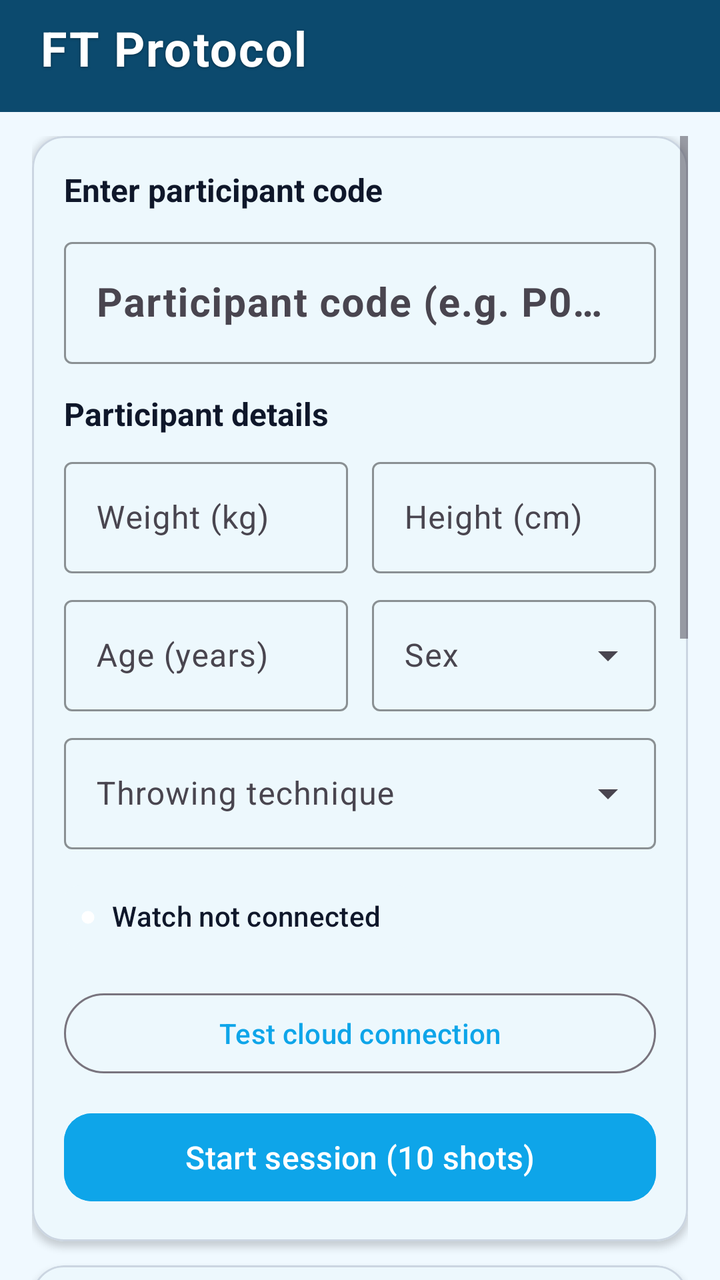
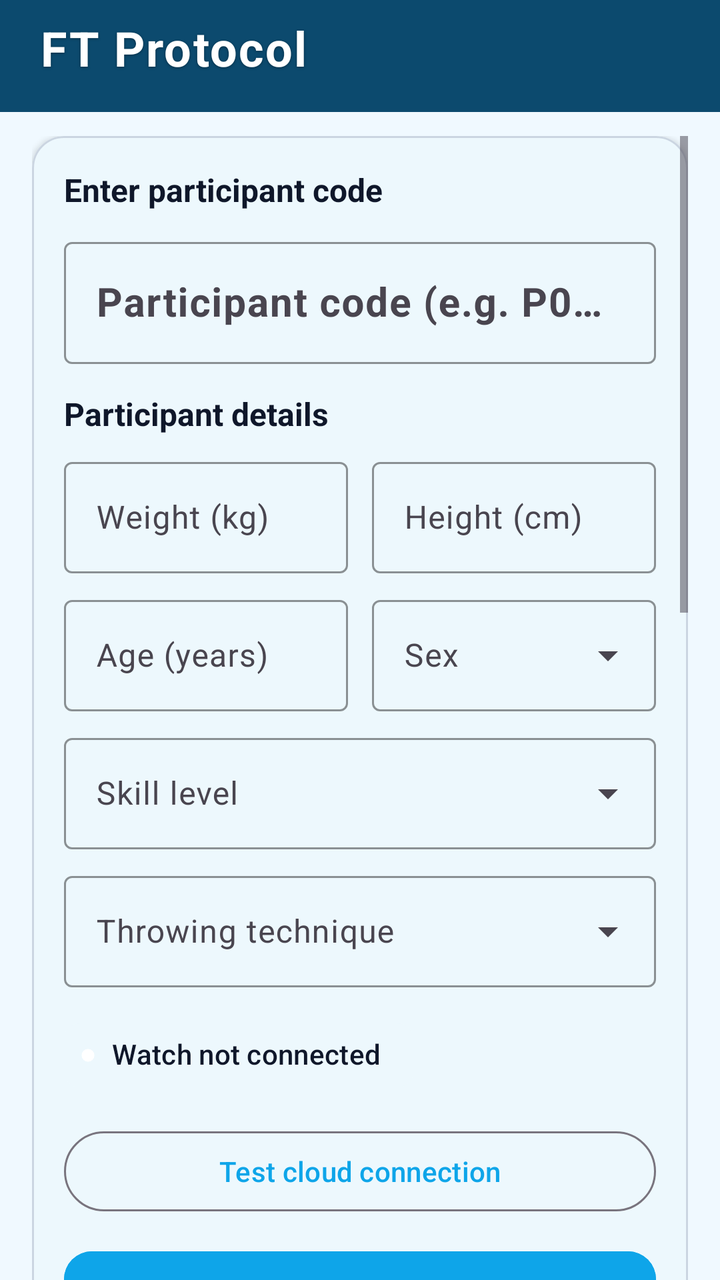

The first picture is an Android layout as it rendered before a commit; the second is the same layout after the commit. The layout source and the unified diff follow.
<!-- AndroidManifest.xml: application theme Theme.BasketballProtocol -->
<!-- res/layout/activity_main.xml -->
<?xml version="1.0" encoding="utf-8"?>
<androidx.coordinatorlayout.widget.CoordinatorLayout xmlns:android="http://schemas.android.com/apk/res/android"
    xmlns:app="http://schemas.android.com/apk/res-auto"
    android:layout_width="match_parent"
    android:layout_height="match_parent"
    android:background="@color/bg_light">

    <com.google.android.material.appbar.AppBarLayout
        android:id="@+id/appBar"
        android:layout_width="match_parent"
        android:layout_height="wrap_content"
        android:background="@color/primary_dark">

        <com.google.android.material.appbar.MaterialToolbar
            android:id="@+id/toolbar"
            android:layout_width="match_parent"
            android:layout_height="wrap_content"
            android:background="@color/primary_dark"
            android:minHeight="56dp"
            android:paddingStart="16dp"
            android:paddingEnd="16dp"
            android:paddingBottom="8dp"
            app:title="@string/app_name"
            app:titleCentered="false"
            app:titleTextAppearance="@style/TextAppearance.FTProtocol.ToolbarTitle"
            app:titleTextColor="@android:color/white"
            app:theme="@style/ThemeOverlay.FTProtocol.Toolbar"
            app:popupTheme="@style/ThemeOverlay.Material3.Light" />
    </com.google.android.material.appbar.AppBarLayout>

    <LinearLayout
        android:layout_width="match_parent"
        android:layout_height="match_parent"
        android:orientation="vertical"
        app:layout_behavior="@string/appbar_scrolling_view_behavior">

        <LinearLayout
            android:id="@+id/participantBanner"
            android:layout_width="match_parent"
            android:layout_height="wrap_content"
            android:background="@color/banner_bg"
            android:orientation="vertical"
            android:paddingHorizontal="20dp"
            android:paddingVertical="12dp"
            android:visibility="gone">

            <TextView
                android:id="@+id/activeParticipantText"
                android:layout_width="match_parent"
                android:layout_height="wrap_content"
                android:textColor="@android:color/white"
                android:textSize="22sp"
                android:textStyle="bold" />

            <TextView
                android:id="@+id/activeSessionText"
                android:layout_width="match_parent"
                android:layout_height="wrap_content"
                android:layout_marginTop="2dp"
                android:textColor="#DBEAFE"
                android:textSize="13sp" />

            <TextView
                android:id="@+id/activeStreamsText"
                android:layout_width="match_parent"
                android:layout_height="wrap_content"
                android:layout_marginTop="2dp"
                android:textColor="#BFDBFE"
                android:textSize="12sp" />
        </LinearLayout>

        <androidx.core.widget.NestedScrollView
            android:layout_width="match_parent"
            android:layout_height="0dp"
            android:layout_weight="1"
            android:clipToPadding="false"
            android:fillViewport="true"
            android:paddingHorizontal="16dp"
            android:paddingTop="12dp"
            android:paddingBottom="32dp"
            android:scrollbars="vertical">

            <LinearLayout
                android:layout_width="match_parent"
                android:layout_height="wrap_content"
                android:orientation="vertical"
                android:paddingBottom="24dp">

                <com.google.android.material.card.MaterialCardView
                    android:layout_width="match_parent"
                    android:layout_height="wrap_content"
                    app:cardBackgroundColor="@color/surface_card"
                    app:cardCornerRadius="16dp"
                    app:cardElevation="2dp"
                    app:strokeColor="@color/outline_soft"
                    app:strokeWidth="1dp">

                    <LinearLayout
                        android:layout_width="match_parent"
                        android:layout_height="wrap_content"
                        android:orientation="vertical"
                        android:padding="16dp">

                        <TextView
                            android:layout_width="wrap_content"
                            android:layout_height="wrap_content"
                            android:text="@string/section_setup"
                            android:textColor="@color/text_primary"
                            android:textSize="16sp"
                            android:textStyle="bold" />

                        <TextView
                            android:id="@+id/lastParticipantText"
                            android:layout_width="match_parent"
                            android:layout_height="wrap_content"
                            android:layout_marginTop="8dp"
                            android:textColor="@color/primary_blue"
                            android:textSize="15sp"
                            android:textStyle="bold"
                            android:visibility="gone" />

                        <com.google.android.material.textfield.TextInputLayout
                            style="@style/Widget.Material3.TextInputLayout.OutlinedBox"
                            android:layout_width="match_parent"
                            android:layout_height="wrap_content"
                            android:layout_marginTop="10dp"
                            android:hint="@string/participant_hint"
                            app:hintTextColor="@color/text_hint"
                            app:boxStrokeColor="@color/primary_blue">

                            <com.google.android.material.textfield.TextInputEditText
                                android:id="@+id/participantInput"
                                android:layout_width="match_parent"
                                android:layout_height="wrap_content"
                                android:inputType="textCapCharacters"
                                android:textColor="@color/text_primary"
                                android:textSize="20sp"
                                android:textStyle="bold" />
                        </com.google.android.material.textfield.TextInputLayout>

                        <TextView
                            android:layout_width="match_parent"
                            android:layout_height="wrap_content"
                            android:layout_marginTop="14dp"
                            android:text="@string/section_participant"
                            android:textColor="@color/text_primary"
                            android:textSize="16sp"
                            android:textStyle="bold" />

                        <LinearLayout
                            android:layout_width="match_parent"
                            android:layout_height="wrap_content"
                            android:layout_marginTop="8dp"
                            android:orientation="horizontal">

                            <com.google.android.material.textfield.TextInputLayout
                                style="@style/Widget.Material3.TextInputLayout.OutlinedBox"
                                android:layout_width="0dp"
                                android:layout_height="wrap_content"
                                android:layout_marginEnd="6dp"
                                android:layout_weight="1"
                                android:hint="@string/weight_hint"
                                app:boxStrokeColor="@color/primary_blue"
                                app:hintTextColor="@color/text_hint">

                                <com.google.android.material.textfield.TextInputEditText
                                    android:id="@+id/weightInput"
                                    android:layout_width="match_parent"
                                    android:layout_height="wrap_content"
                                    android:inputType="numberDecimal"
                                    android:textColor="@color/text_primary" />
                            </com.google.android.material.textfield.TextInputLayout>

                            <com.google.android.material.textfield.TextInputLayout
                                style="@style/Widget.Material3.TextInputLayout.OutlinedBox"
                                android:layout_width="0dp"
                                android:layout_height="wrap_content"
                                android:layout_marginStart="6dp"
                                android:layout_weight="1"
                                android:hint="@string/height_hint"
                                app:boxStrokeColor="@color/primary_blue"
                                app:hintTextColor="@color/text_hint">

                                <com.google.android.material.textfield.TextInputEditText
                                    android:id="@+id/heightInput"
                                    android:layout_width="match_parent"
                                    android:layout_height="wrap_content"
                                    android:inputType="number"
                                    android:textColor="@color/text_primary" />
                            </com.google.android.material.textfield.TextInputLayout>
                        </LinearLayout>

                        <LinearLayout
                            android:layout_width="match_parent"
                            android:layout_height="wrap_content"
                            android:layout_marginTop="8dp"
                            android:orientation="horizontal">

                            <com.google.android.material.textfield.TextInputLayout
                                style="@style/Widget.Material3.TextInputLayout.OutlinedBox"
                                android:layout_width="0dp"
                                android:layout_height="wrap_content"
                                android:layout_marginEnd="6dp"
                                android:layout_weight="1"
                                android:hint="@string/age_hint"
                                app:boxStrokeColor="@color/primary_blue"
                                app:hintTextColor="@color/text_hint">

                                <com.google.android.material.textfield.TextInputEditText
                                    android:id="@+id/ageInput"
                                    android:layout_width="match_parent"
                                    android:layout_height="wrap_content"
                                    android:inputType="number"
                                    android:textColor="@color/text_primary" />
                            </com.google.android.material.textfield.TextInputLayout>

                            <com.google.android.material.textfield.TextInputLayout
                                style="@style/Widget.Material3.TextInputLayout.OutlinedBox.ExposedDropdownMenu"
                                android:layout_width="0dp"
                                android:layout_height="wrap_content"
                                android:layout_marginStart="6dp"
                                android:layout_weight="1"
                                android:hint="@string/sex_hint"
                                app:boxStrokeColor="@color/primary_blue"
                                app:hintTextColor="@color/text_hint">

                                <AutoCompleteTextView
                                    android:id="@+id/sexInput"
                                    android:layout_width="match_parent"
                                    android:layout_height="wrap_content"
                                    android:inputType="none"
                                    android:popupBackground="@drawable/popup_dropdown_bg"
                                    android:textColor="@color/text_primary" />
                            </com.google.android.material.textfield.TextInputLayout>
                        </LinearLayout>

                        <com.google.android.material.textfield.TextInputLayout
                            style="@style/Widget.Material3.TextInputLayout.OutlinedBox.ExposedDropdownMenu"
                            android:layout_width="match_parent"
                            android:layout_height="wrap_content"
                            android:layout_marginTop="8dp"
                            android:hint="@string/throw_technique_hint"
                            app:boxStrokeColor="@color/primary_blue"
                            app:hintTextColor="@color/text_hint">

                            <AutoCompleteTextView
                                android:id="@+id/throwTechniqueInput"
                                android:layout_width="match_parent"
                                android:layout_height="wrap_content"
                                android:inputType="none"
                                android:popupBackground="@drawable/popup_dropdown_bg"
                                android:textColor="@color/text_primary" />
                        </com.google.android.material.textfield.TextInputLayout>

                        <TextView
                            android:id="@+id/cloudUrlText"
                            android:layout_width="match_parent"
                            android:layout_height="wrap_content"
                            android:visibility="gone" />

                        <com.google.android.material.chip.Chip
                            android:id="@+id/watchStatusText"
                            style="@style/Widget.Material3.Chip.Assist"
                            android:layout_width="wrap_content"
                            android:layout_height="wrap_content"
                            android:layout_marginTop="10dp"
                            android:clickable="false"
                            android:focusable="false"
                            android:text="@string/watch_wifi_ready"
                            android:textStyle="bold"
                            app:chipIcon="@drawable/ic_status_dot"
                            app:chipIconEnabled="true"
                            app:chipIconSize="8dp"
                            app:chipMinHeight="32dp"
                            app:chipStrokeWidth="0dp" />

                        <com.google.android.material.button.MaterialButton
                            android:id="@+id/testCloudButton"
                            style="@style/Widget.Material3.Button.OutlinedButton"
                            android:layout_width="match_parent"
                            android:layout_height="wrap_content"
                            android:layout_marginTop="10dp"
                            android:text="@string/test_cloud" />

                        <com.google.android.material.button.MaterialButton
                            android:id="@+id/startButton"
                            android:layout_width="match_parent"
                            android:layout_height="52dp"
                            android:layout_marginTop="12dp"
                            android:backgroundTint="@color/primary_blue"
                            android:text="@string/start_session"
                            android:textAllCaps="false"
                            android:textSize="16sp"
                            app:cornerRadius="14dp" />
                    </LinearLayout>
                </com.google.android.material.card.MaterialCardView>

                <com.google.android.material.card.MaterialCardView
                    android:layout_width="match_parent"
                    android:layout_height="wrap_content"
                    android:layout_marginTop="12dp"
                    app:cardBackgroundColor="@color/surface_card"
                    app:cardCornerRadius="16dp"
                    app:cardElevation="2dp"
                    app:strokeColor="@color/outline_soft"
                    app:strokeWidth="1dp">

                    <LinearLayout
                        android:layout_width="match_parent"
                        android:layout_height="wrap_content"
                        android:orientation="vertical"
                        android:padding="16dp">

                        <LinearLayout
                            android:layout_width="match_parent"
                            android:layout_height="wrap_content"
                            android:gravity="center_vertical"
                            android:orientation="horizontal">

                            <TextView
                                android:layout_width="0dp"
                                android:layout_height="wrap_content"
                                android:layout_weight="1"
                                android:text="@string/section_recording"
                                android:textColor="@color/text_primary"
                                android:textSize="17sp"
                                android:textStyle="bold" />

                            <com.google.android.material.chip.Chip
                                android:id="@+id/statusChip"
                                style="@style/Widget.Material3.Chip.Assist"
                                android:layout_width="wrap_content"
                                android:layout_height="wrap_content"
                                android:text="@string/status_idle"
                                android:textColor="@color/chip_idle_text"
                                android:textStyle="bold"
                                app:chipBackgroundColor="@color/chip_idle_bg"
                                app:chipStrokeWidth="0dp" />
                        </LinearLayout>

                        <TextView
                            android:id="@+id/statusText"
                            android:layout_width="match_parent"
                            android:layout_height="wrap_content"
                            android:layout_marginTop="8dp"
                            android:text="@string/no_session"
                            android:textColor="@color/text_primary"
                            android:textSize="14sp" />

                        <TextView
                            android:id="@+id/shotCounterText"
                            android:layout_width="match_parent"
                            android:layout_height="wrap_content"
                            android:layout_marginTop="12dp"
                            android:textColor="@color/text_primary"
                            android:textSize="32sp"
                            android:textStyle="bold" />

                        <TextView
                            android:id="@+id/streamCounterText"
                            android:layout_width="match_parent"
                            android:layout_height="wrap_content"
                            android:layout_marginTop="4dp"
                            android:textColor="@color/text_secondary"
                            android:textSize="14sp" />

                        <com.google.android.material.button.MaterialButton
                            android:id="@+id/hitButton"
                            style="@style/Widget.FTProtocol.HitButton"
                            android:layout_width="match_parent"
                            android:layout_height="72dp"
                            android:layout_marginTop="16dp"
                            android:enabled="false"
                            android:elevation="4dp"
                            android:text="@string/hit"
                            android:textAllCaps="false" />

                        <com.google.android.material.button.MaterialButton
                            android:id="@+id/missButton"
                            style="@style/Widget.FTProtocol.MissButton"
                            android:layout_width="match_parent"
                            android:layout_height="72dp"
                            android:layout_marginTop="10dp"
                            android:enabled="false"
                            android:elevation="4dp"
                            android:text="@string/miss"
                            android:textAllCaps="false" />

                        <com.google.android.material.button.MaterialButton
                            android:id="@+id/finishButton"
                            style="@style/Widget.Material3.Button.TonalButton"
                            android:layout_width="match_parent"
                            android:layout_height="48dp"
                            android:layout_marginTop="12dp"
                            android:enabled="false"
                            android:text="@string/finish_session"
                            android:textAllCaps="false"
                            app:cornerRadius="14dp" />
                    </LinearLayout>
                </com.google.android.material.card.MaterialCardView>

                <com.google.android.material.card.MaterialCardView
                    android:layout_width="match_parent"
                    android:layout_height="wrap_content"
                    android:layout_marginTop="12dp"
                    app:cardBackgroundColor="@color/surface_card"
                    app:cardCornerRadius="16dp"
                    app:cardElevation="1dp"
                    app:strokeColor="@color/outline_soft"
                    app:strokeWidth="1dp">

                    <LinearLayout
                        android:layout_width="match_parent"
                        android:layout_height="wrap_content"
                        android:orientation="vertical"
                        android:padding="16dp">

                        <TextView
                            android:layout_width="match_parent"
                            android:layout_height="wrap_content"
                            android:text="@string/flow_help_title"
                            android:textColor="@color/text_primary"
                            android:textSize="16sp"
                            android:textStyle="bold" />

                        <TextView
                            android:layout_width="match_parent"
                            android:layout_height="wrap_content"
                            android:layout_marginTop="8dp"
                            android:lineSpacingExtra="4dp"
                            android:text="@string/flow_step_1"
                            android:textColor="@color/text_primary"
                            android:textSize="14sp" />

                        <TextView
                            android:layout_width="match_parent"
                            android:layout_height="wrap_content"
                            android:layout_marginTop="4dp"
                            android:text="@string/flow_step_2"
                            android:textColor="@color/text_primary"
                            android:textSize="14sp" />

                        <TextView
                            android:layout_width="match_parent"
                            android:layout_height="wrap_content"
                            android:layout_marginTop="4dp"
                            android:text="@string/flow_step_3"
                            android:textColor="@color/text_primary"
                            android:textSize="14sp" />

                        <TextView
                            android:layout_width="match_parent"
                            android:layout_height="wrap_content"
                            android:layout_marginTop="4dp"
                            android:text="@string/flow_step_4"
                            android:textColor="@color/text_primary"
                            android:textSize="14sp" />

                        <TextView
                            android:layout_width="match_parent"
                            android:layout_height="wrap_content"
                            android:layout_marginTop="4dp"
                            android:text="@string/flow_step_5"
                            android:textColor="@color/text_primary"
                            android:textSize="14sp" />
                    </LinearLayout>
                </com.google.android.material.card.MaterialCardView>
            </LinearLayout>
        </androidx.core.widget.NestedScrollView>
    </LinearLayout>
</androidx.coordinatorlayout.widget.CoordinatorLayout>
<!-- resources referenced by this layout -->
<resources>
  <color name="banner_bg">#0284C7</color>
  <color name="bg_light">#F0F9FF</color>
  <color name="chip_idle_bg">#BAE6FD</color>
  <color name="chip_idle_text">#0C4A6E</color>
  <color name="outline_soft">#CBD5E1</color>
  <color name="primary_blue">#0EA5E9</color>
  <color name="primary_dark">#0C4A6E</color>
  <color name="surface_card">#FFFFFF</color>
  <color name="text_hint">#64748B</color>
  <color name="text_primary">#0F172A</color>
  <color name="text_secondary">#475569</color>
  <!-- drawable ic_status_dot (drawable) -->
  <?xml version="1.0" encoding="utf-8"?>
  <vector xmlns:android="http://schemas.android.com/apk/res/android"
      android:width="10dp"
      android:height="10dp"
      android:viewportWidth="10"
      android:viewportHeight="10">
      <path
          android:fillColor="#FFFFFF"
          android:pathData="M5,5m-4,0a4,4 0,1 1,8 0a4,4 0,1 1,-8 0" />
  </vector>
  <!-- drawable popup_dropdown_bg (drawable) -->
  <?xml version="1.0" encoding="utf-8"?>
  <shape xmlns:android="http://schemas.android.com/apk/res/android"
      android:shape="rectangle">
      <solid android:color="@color/surface_card" />
      <corners android:radius="16dp" />
      <stroke
          android:width="1dp"
          android:color="@color/outline_soft" />
  </shape>
  <string name="age_hint">Age (years)</string>
  <string name="app_name">FT Protocol</string>
  <string name="finish_session">Finish session</string>
  <string name="flow_help_title">Session steps</string>
  <string name="flow_step_1">1. First time: ⋮ → Install on watch. Then open FT Watch.</string>
  <string name="flow_step_2">2. Enter participant code, weight, height, age, sex, and throwing technique.</string>
  <string name="flow_step_3">3. Tap Test cloud connection, then Start session.</string>
  <string name="flow_step_4">4. After each free throw, tap Hit or Miss.</string>
  <string name="flow_step_5">5. After 10 shots, tap Finish session.</string>
  <string name="height_hint">Height (cm)</string>
  <string name="hit">Hit</string>
  <string name="miss">Miss</string>
  <string name="no_session">No active session</string>
  <string name="participant_hint">Participant code (e.g. P001)</string>
  <string name="section_participant">Participant details</string>
  <string name="section_recording">Live recording</string>
  <string name="section_setup">Enter participant code</string>
  <string name="sex_hint">Sex</string>
  <string name="start_session">Start session (10 shots)</string>
  <string name="status_idle">Ready</string>
  <string name="test_cloud">Test cloud connection</string>
  <string name="throw_technique_hint">Throwing technique</string>
  <string name="watch_wifi_ready">Watch not connected</string>
  <string name="weight_hint">Weight (kg)</string>
  <style name="ThemeOverlay.FTProtocol.Toolbar" parent="ThemeOverlay.Material3.Dark">
          <item name="colorControlNormal">@android:color/white</item>
          <item name="android:textColorPrimary">@android:color/white</item>
          <item name="actionMenuTextColor">@android:color/white</item>
      </style>
  <style name="Widget.FTProtocol.MissButton" parent="Widget.Material3.Button">
          <item name="android:textSize">26sp</item>
          <item name="android:textStyle">bold</item>
          <item name="android:textColor">@android:color/white</item>
          <item name="android:letterSpacing">0.06</item>
          <item name="backgroundTint">@color/miss_red</item>
          <item name="cornerRadius">16dp</item>
      </style>
  <color name="hit_green">#10B981</color>
  <color name="miss_red">#F43F5E</color>
  <color name="primary_soft">#E0F2FE</color>
  <style name="Widget.FTProtocol.Overflow" parent="Widget.AppCompat.ActionButton.Overflow">
          <item name="android:src">@drawable/ic_more_vert_white</item>
          <item name="srcCompat">@drawable/ic_more_vert_white</item>
          <item name="android:tint">@android:color/white</item>
      </style>
  <!-- unchanged entries left out for length: 4 -->
</resources>

<!-- the commit's change to res/layout/activity_main.xml (unified diff, before → after) -->
@@ -239,6 +239,24 @@
                             android:layout_width="match_parent"
                             android:layout_height="wrap_content"
                             android:layout_marginTop="8dp"
+                            android:hint="@string/skill_level_hint"
+                            app:boxStrokeColor="@color/primary_blue"
+                            app:hintTextColor="@color/text_hint">
+
+                            <AutoCompleteTextView
+                                android:id="@+id/skillLevelInput"
+                                android:layout_width="match_parent"
+                                android:layout_height="wrap_content"
+                                android:inputType="none"
+                                android:popupBackground="@drawable/popup_dropdown_bg"
+                                android:textColor="@color/text_primary" />
+                        </com.google.android.material.textfield.TextInputLayout>
+
+                        <com.google.android.material.textfield.TextInputLayout
+                            style="@style/Widget.Material3.TextInputLayout.OutlinedBox.ExposedDropdownMenu"
+                            android:layout_width="match_parent"
+                            android:layout_height="wrap_content"
+                            android:layout_marginTop="8dp"
                             android:hint="@string/throw_technique_hint"
                             app:boxStrokeColor="@color/primary_blue"
                             app:hintTextColor="@color/text_hint">
<!-- resource entries referenced after the edit -->
@@ -37,7 +37,7 @@
   <string name="finish_session">Finish session</string>
   <string name="flow_help_title">Session steps</string>
   <string name="flow_step_1">1. First time: ⋮ → Install on watch. Then open FT Watch.</string>
-  <string name="flow_step_2">2. Enter participant code, weight, height, age, sex, and throwing technique.</string>
+  <string name="flow_step_2">2. Enter participant code, weight, height, age, sex, skill level, and throwing technique.</string>
   <string name="flow_step_3">3. Tap Test cloud connection, then Start session.</string>
   <string name="flow_step_4">4. After each free throw, tap Hit or Miss.</string>
   <string name="flow_step_5">5. After 10 shots, tap Finish session.</string>
@@ -50,6 +50,7 @@
   <string name="section_recording">Live recording</string>
   <string name="section_setup">Enter participant code</string>
   <string name="sex_hint">Sex</string>
+  <string name="skill_level_hint">Skill level</string>
   <string name="start_session">Start session (10 shots)</string>
   <string name="status_idle">Ready</string>
   <string name="test_cloud">Test cloud connection</string>
